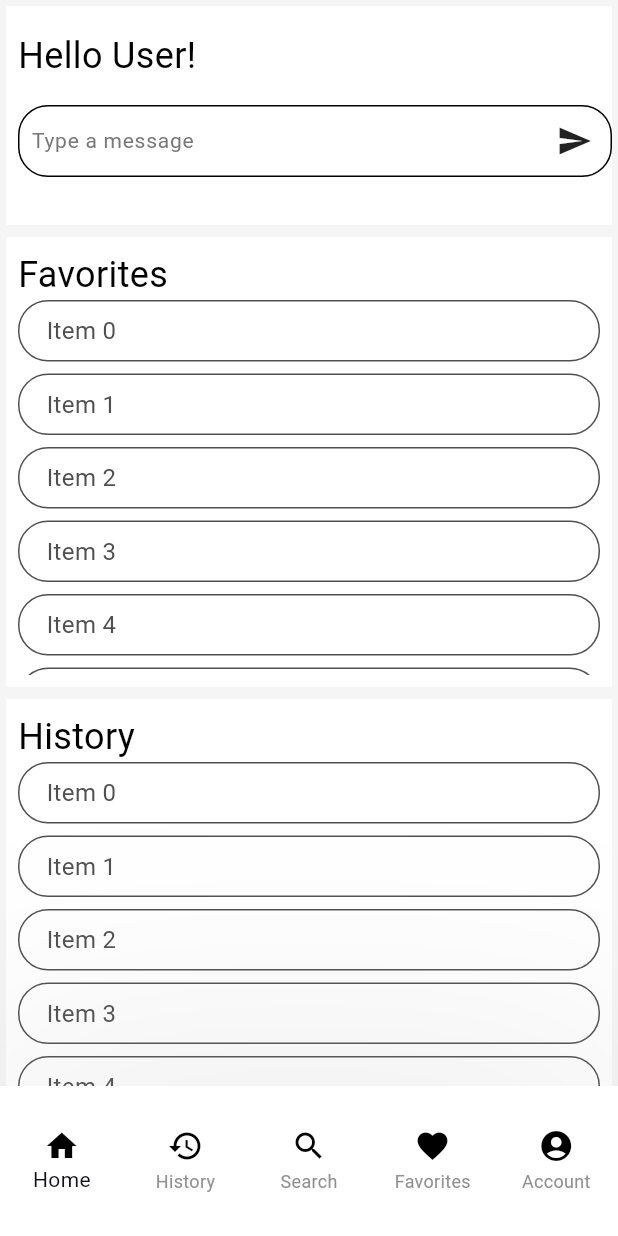
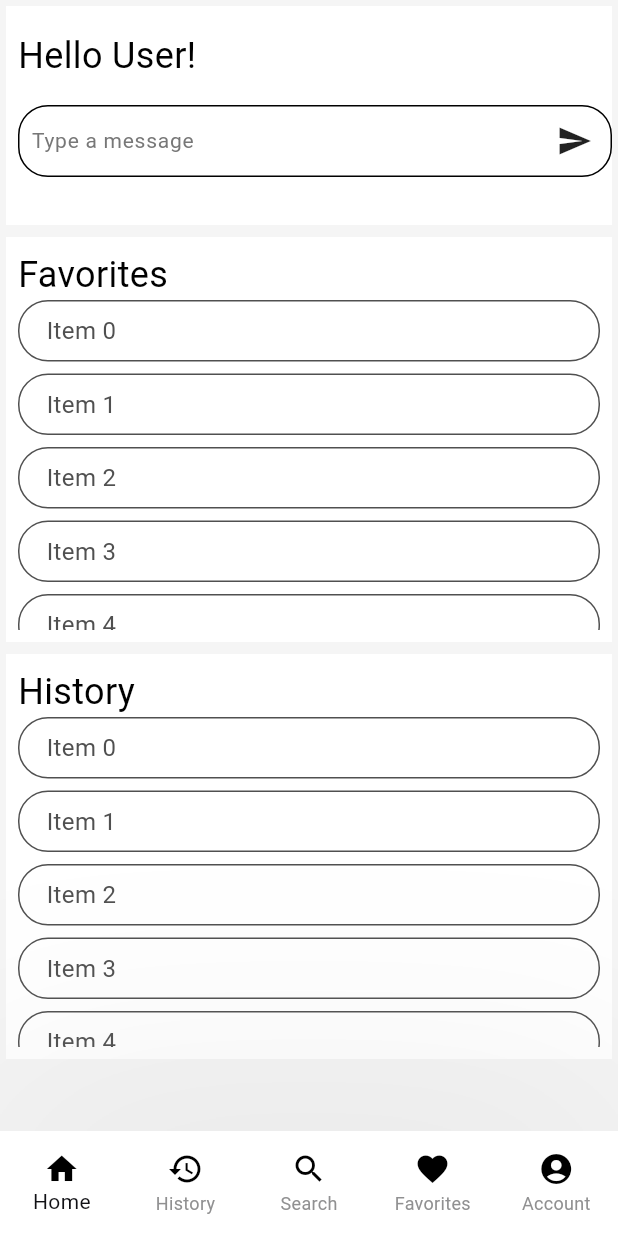
Before and after one commit to JanDuchnowski/chatapp, a Flutter app: the screen it shows after launch, on a phone screen of 412 x 824 dp. Run offline on Flutter 3.47's test engine with Material 3 defaults, Android fonts, the phone set to English and light mode, and no system bars; our stand-ins replace animated_text_kit, bloc, equatable, flutter_bloc, syncfusion_flutter_sliders.

Commit message:
Made the navigation bar slightly smaller, and resized listviews in homescreen

```diff
--- a/chat_app/lib/views/screens/dashboard/dashboard.dart
+++ b/chat_app/lib/views/screens/dashboard/dashboard.dart
@@ -12,7 +12,9 @@ class DashboardScreen extends StatelessWidget {
     return SafeArea(
       child: Scaffold(
         backgroundColor: Colors.grey.withOpacity(0.1),
-        body: Column(
+        body: SizedBox(
+          height: MediaQuery.of(context).size.height - 50,
+          child: Column(
             crossAxisAlignment: CrossAxisAlignment.start,
             children: [
               Card(
@@ -21,7 +23,8 @@ class DashboardScreen extends StatelessWidget {
                 ),
                 color: Colors.white,
                 child: Padding(
-                padding: const EdgeInsets.only(bottom: 32.0, top: 16, left: 8),
+                  padding:
+                      const EdgeInsets.only(bottom: 32.0, top: 16, left: 8),
                   child: Column(
                     crossAxisAlignment: CrossAxisAlignment.start,
                     children: [
@@ -38,7 +41,7 @@ class DashboardScreen extends StatelessWidget {
                   ),
                 ),
               ),
-            SingleChildScrollView(
+              SizedBox(
                 child: Column(
                   children: [
                     Card(
@@ -48,14 +51,14 @@ class DashboardScreen extends StatelessWidget {
                       color: Colors.white,
                       child: Container(
                         padding: const EdgeInsets.all(8),
-                      //height: 300,
+                        // height: 200,
                         child: Column(
                           crossAxisAlignment: CrossAxisAlignment.start,
                           children: [
                             const Text("Favorites",
                                 style: TextStyle(fontSize: 24)),
                             SizedBox(
-                            height: 250,
+                              height: 220,
                               child: ListView.separated(
                                 padding: const EdgeInsets.all(0),
                                 separatorBuilder: (context, index) =>
@@ -80,13 +83,14 @@ class DashboardScreen extends StatelessWidget {
                       color: Colors.white,
                       child: Container(
                         padding: const EdgeInsets.all(8),
-                      // height: 300,
+                        // height: 200,
                         child: Column(
                           crossAxisAlignment: CrossAxisAlignment.start,
                           children: [
-                          const Text("History", style: TextStyle(fontSize: 24)),
+                            const Text("History",
+                                style: TextStyle(fontSize: 24)),
                             SizedBox(
-                            height: 250,
+                              height: 220,
                               child: ListView.separated(
                                 padding: const EdgeInsets.all(0),
                                 separatorBuilder: (context, index) =>
@@ -110,6 +114,7 @@ class DashboardScreen extends StatelessWidget {
             ],
           ),
         ),
+      ),
     );
   }
 }
--- a/chat_app/lib/views/screens/home_screen.dart
+++ b/chat_app/lib/views/screens/home_screen.dart
@@ -55,7 +55,7 @@ class _HomeScreenState extends State<HomeScreen> {
             Align(
               alignment: Alignment.bottomCenter,
               child: SizedBox(
-                height: 100,
+                height: 70,
                 child: CustomNavigationBar(
                     currentlySelected: state.selectedIndex,
                     onTap: onItemTapped),
--- a/chat_app/lib/views/widget/custom_navigation_bar.dart
+++ b/chat_app/lib/views/widget/custom_navigation_bar.dart
@@ -22,7 +22,7 @@ class _CustomNavigationBarState extends State<CustomNavigationBar> {
     final BuildContextData ctxData = BuildContextData(context);
 
     return Container(
-      height: 50,
+      // height: 50,
       decoration: BoxDecoration(
         color: Theme.of(context).cardColor,
         boxShadow: [
```
Also changed, not shown: chat_app/lib/views/screens/chat_screen/widgets/bottom_navigation_bar.dart (deleted). Lines whose indentation alone changed are shown as unchanged.
